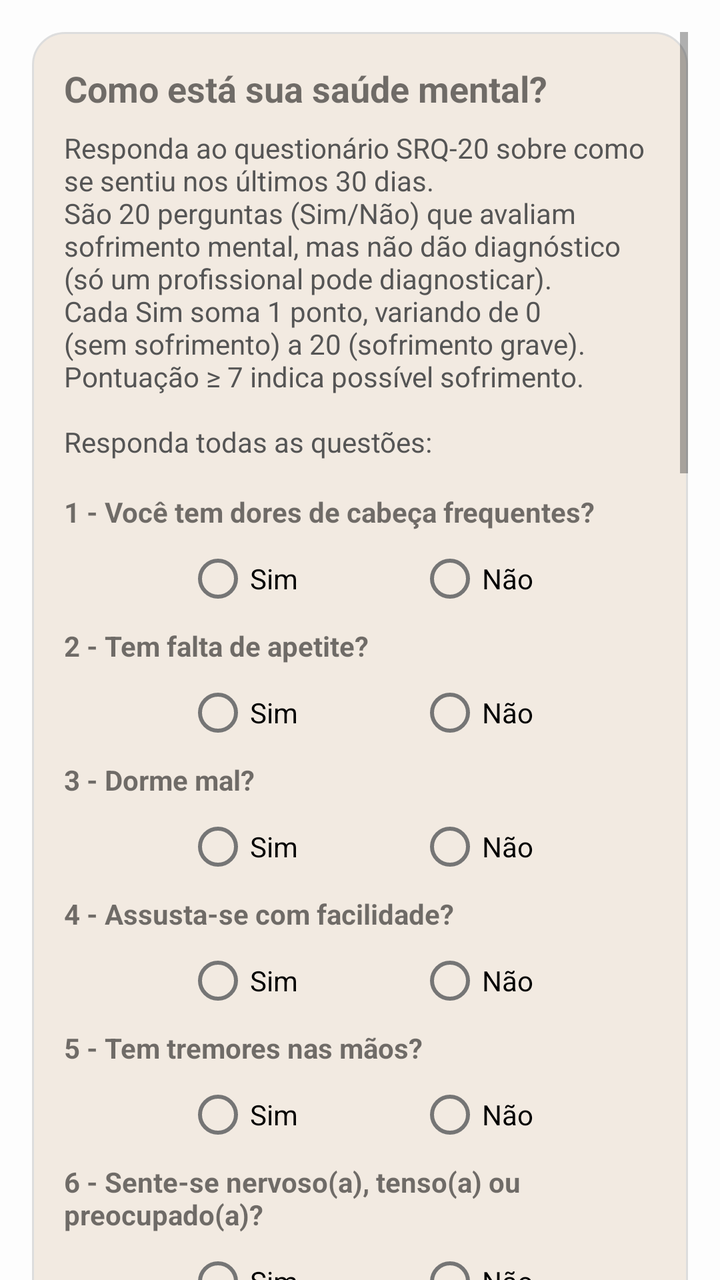
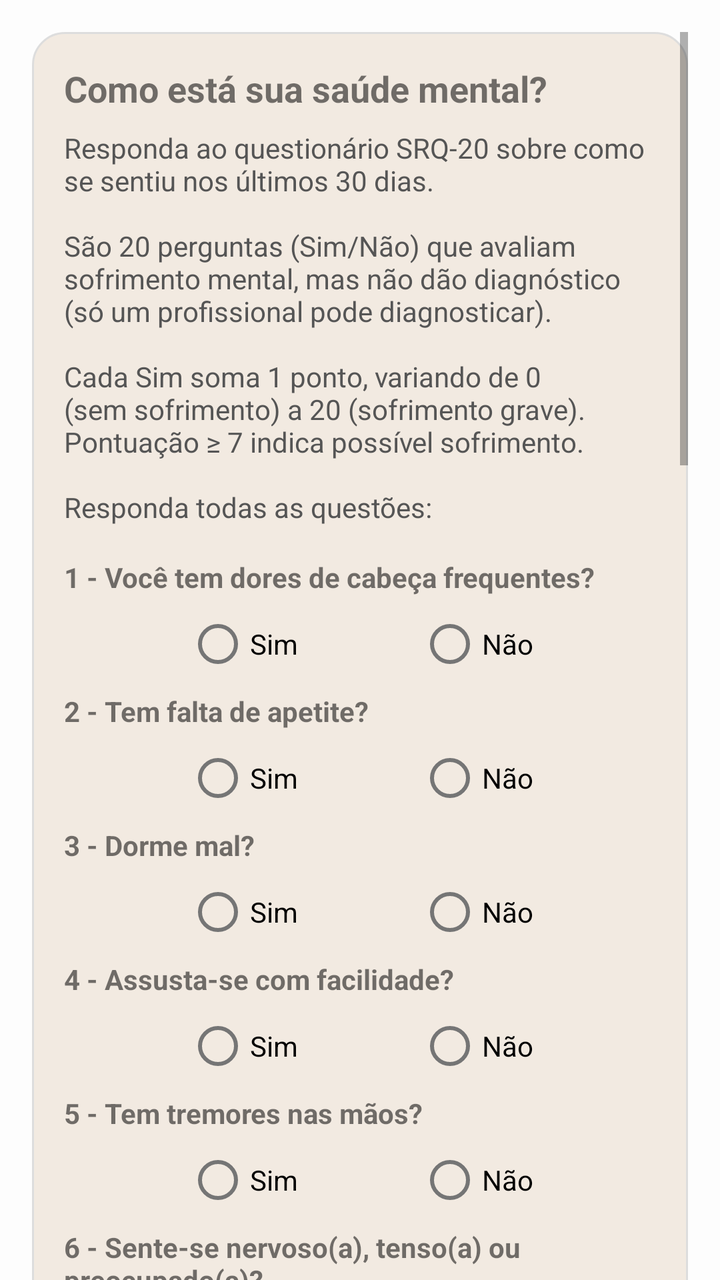

Screens rendered from an Android XML layout before and after an edit, with the pre-edit source and the edit as a unified diff.
<!-- AndroidManifest.xml: application theme Theme.ArpanetsMobile -->
<!-- res/layout/activity_questionnaire.xml -->
<?xml version="1.0" encoding="utf-8"?>
<ScrollView xmlns:android="http://schemas.android.com/apk/res/android"
    xmlns:tools="http://schemas.android.com/tools"
    android:id="@+id/scrollView"
    android:layout_width="match_parent"
    android:layout_height="match_parent"
    android:background="@color/background"
    android:layout_marginTop="26dp"
    android:padding="16dp"
    android:clipToPadding="false"
    tools:context=".QuestionnaireActivity"
    tools:ignore="HardcodedText, RtlSymmetry" >

    <LinearLayout
        android:layout_width="match_parent"
        android:layout_height="wrap_content"
        android:orientation="vertical"
        android:background="@drawable/bg_card"
        android:padding="16dp" >

        
        <TextView
            android:id="@+id/tvTitle"
            android:layout_width="wrap_content"
            android:layout_height="wrap_content"
            android:text="@string/questionnaire_title"
            android:textStyle="bold"
            android:textSize="18sp"
            android:layout_marginBottom="8dp" />

        <TextView
            android:id="@+id/tvDescription"
            android:layout_width="match_parent"
            android:layout_height="wrap_content"
            android:text="@string/questionnaire_text"
            android:textSize="14sp"
            android:textColor="#555"
            android:layout_marginBottom="16dp" />

        <TextView
            android:id="@+id/tvResult"
            android:visibility="gone"
            android:layout_width="match_parent"
            android:layout_height="wrap_content"
            android:textSize="20sp"
            android:gravity="center"
            android:layout_marginTop="20dp"
            android:layout_marginBottom="50dp" />

        <TextView
            android:id="@+id/tvResultPercents"
            android:visibility="gone"
            android:layout_width="match_parent"
            android:layout_height="wrap_content"
            android:textSize="20sp"
            android:textColor="@color/black"
            android:gravity="center"
            android:layout_marginBottom="20dp" />

        
        
        <TextView
            android:layout_width="wrap_content"
            android:layout_height="wrap_content"
            android:text="1 - Você tem dores de cabeça frequentes?"
            android:textStyle="bold" />
        <RadioGroup android:id="@+id/rgQ1"
            android:layout_width="match_parent"
            android:layout_height="wrap_content"
            android:orientation="horizontal"
            android:gravity="center" >
            <RadioButton android:id="@+id/rb1Y"
                android:layout_width="wrap_content"
                android:layout_height="wrap_content"
                android:paddingEnd="60dp"
                android:text="@string/answer_yes" />
            <RadioButton android:id="@+id/rb1N"
                android:layout_width="wrap_content"
                android:layout_height="wrap_content"
                android:text="@string/answer_no" />
        </RadioGroup>

        
        <TextView
            android:layout_width="wrap_content"
            android:layout_height="wrap_content"
            android:text="2 - Tem falta de apetite?"
            android:textStyle="bold" />
        <RadioGroup android:id="@+id/rgQ2"
            android:layout_width="match_parent"
            android:layout_height="wrap_content"
            android:orientation="horizontal"
            android:gravity="center" >
            <RadioButton android:id="@+id/rb2Y"
                android:layout_width="wrap_content"
                android:layout_height="wrap_content"
                android:paddingEnd="60dp"
                android:text="@string/answer_yes" />
            <RadioButton android:id="@+id/rb2N"
                android:layout_width="wrap_content"
                android:layout_height="wrap_content"
                android:text="@string/answer_no" />
        </RadioGroup>

        
        <TextView
            android:layout_width="wrap_content"
            android:layout_height="wrap_content"
            android:text="3 - Dorme mal?"
            android:textStyle="bold" />
        <RadioGroup android:id="@+id/rgQ3"
            android:layout_width="match_parent"
            android:layout_height="wrap_content"
            android:orientation="horizontal"
            android:gravity="center" >
            <RadioButton android:id="@+id/rb3Y"
                android:layout_width="wrap_content"
                android:layout_height="wrap_content"
                android:paddingEnd="60dp"
                android:text="@string/answer_yes" />
            <RadioButton android:id="@+id/rb3N"
                android:layout_width="wrap_content"
                android:layout_height="wrap_content"
                android:text="@string/answer_no" />
        </RadioGroup>

        
        <TextView
            android:layout_width="wrap_content"
            android:layout_height="wrap_content"
            android:text="4 - Assusta-se com facilidade?"
            android:textStyle="bold" />
        <RadioGroup android:id="@+id/rgQ4"
            android:layout_width="match_parent"
            android:layout_height="wrap_content"
            android:orientation="horizontal"
            android:gravity="center" >
            <RadioButton android:id="@+id/rb4Y"
                android:layout_width="wrap_content"
                android:layout_height="wrap_content"
                android:paddingEnd="60dp"
                android:text="@string/answer_yes" />
            <RadioButton android:id="@+id/rb4N"
                android:layout_width="wrap_content"
                android:layout_height="wrap_content"
                android:text="@string/answer_no" />
        </RadioGroup>

        
        <TextView
            android:layout_width="wrap_content"
            android:layout_height="wrap_content"
            android:text="5 - Tem tremores nas mãos?"
            android:textStyle="bold" />
        <RadioGroup android:id="@+id/rgQ5"
            android:layout_width="match_parent"
            android:layout_height="wrap_content"
            android:orientation="horizontal"
            android:gravity="center" >
            <RadioButton android:id="@+id/rb5Y"
                android:layout_width="wrap_content"
                android:layout_height="wrap_content"
                android:paddingEnd="60dp"
                android:text="@string/answer_yes" />
            <RadioButton android:id="@+id/rb5N"
                android:layout_width="wrap_content"
                android:layout_height="wrap_content"
                android:text="@string/answer_no" />
        </RadioGroup>

        
        <TextView
            android:layout_width="wrap_content"
            android:layout_height="wrap_content"
            android:text="6 - Sente-se nervoso(a), tenso(a) ou preocupado(a)?"
            android:textStyle="bold" />
        <RadioGroup android:id="@+id/rgQ6"
            android:layout_width="match_parent"
            android:layout_height="wrap_content"
            android:orientation="horizontal"
            android:gravity="center" >
            <RadioButton android:id="@+id/rb6Y"
                android:layout_width="wrap_content"
                android:layout_height="wrap_content"
                android:paddingEnd="60dp"
                android:text="@string/answer_yes" />
            <RadioButton android:id="@+id/rb6N"
                android:layout_width="wrap_content"
                android:layout_height="wrap_content"
                android:text="@string/answer_no" />
        </RadioGroup>

        
        <TextView
            android:layout_width="wrap_content"
            android:layout_height="wrap_content"
            android:text="7 - Tem má digestão?"
            android:textStyle="bold" />
        <RadioGroup android:id="@+id/rgQ7"
            android:layout_width="match_parent"
            android:layout_height="wrap_content"
            android:orientation="horizontal"
            android:gravity="center" >
            <RadioButton android:id="@+id/rb7Y"
                android:layout_width="wrap_content"
                android:layout_height="wrap_content"
                android:paddingEnd="60dp"
                android:text="@string/answer_yes" />
            <RadioButton android:id="@+id/rb7N"
                android:layout_width="wrap_content"
                android:layout_height="wrap_content"
                android:text="@string/answer_no" />
        </RadioGroup>

        
        <TextView
            android:layout_width="wrap_content"
            android:layout_height="wrap_content"
            android:text="8 - Tem dificuldades de pensar com clareza?"
            android:textStyle="bold" />
        <RadioGroup android:id="@+id/rgQ8"
            android:layout_width="match_parent"
            android:layout_height="wrap_content"
            android:orientation="horizontal"
            android:gravity="center" >
            <RadioButton android:id="@+id/rb8Y"
                android:layout_width="wrap_content"
                android:layout_height="wrap_content"
                android:paddingEnd="60dp"
                android:text="@string/answer_yes" />
            <RadioButton android:id="@+id/rb8N"
                android:layout_width="wrap_content"
                android:layout_height="wrap_content"
                android:text="@string/answer_no" />
        </RadioGroup>

        
        <TextView
            android:layout_width="wrap_content"
            android:layout_height="wrap_content"
            android:text="9 - Tem se sentido triste ultimamente?"
            android:textStyle="bold" />
        <RadioGroup android:id="@+id/rgQ9"
            android:layout_width="match_parent"
            android:layout_height="wrap_content"
            android:orientation="horizontal"
            android:gravity="center" >
            <RadioButton android:id="@+id/rb9Y"
                android:layout_width="wrap_content"
                android:layout_height="wrap_content"
                android:paddingEnd="60dp"
                android:text="@string/answer_yes" />
            <RadioButton android:id="@+id/rb9N"
                android:layout_width="wrap_content"
                android:layout_height="wrap_content"
                android:text="@string/answer_no" />
        </RadioGroup>

        
        <TextView
            android:layout_width="wrap_content"
            android:layout_height="wrap_content"
            android:text="10 - Tem chorado mais do que de costume?"
            android:textStyle="bold" />
        <RadioGroup android:id="@+id/rgQ10"
            android:layout_width="match_parent"
            android:layout_height="wrap_content"
            android:orientation="horizontal"
            android:gravity="center" >
            <RadioButton android:id="@+id/rb10Y"
                android:layout_width="wrap_content"
                android:layout_height="wrap_content"
                android:paddingEnd="60dp"
                android:text="@string/answer_yes" />
            <RadioButton android:id="@+id/rb10N"
                android:layout_width="wrap_content"
                android:layout_height="wrap_content"
                android:text="@string/answer_no" />
        </RadioGroup>

        
        <TextView
            android:layout_width="wrap_content"
            android:layout_height="wrap_content"
            android:text="11 - Tem dificuldade em realizar suas atividades diárias com satisfação?"
            android:textStyle="bold" />
        <RadioGroup android:id="@+id/rgQ11"
            android:layout_width="match_parent"
            android:layout_height="wrap_content"
            android:orientation="horizontal"
            android:gravity="center" >
            <RadioButton android:id="@+id/rb11Y"
                android:layout_width="wrap_content"
                android:layout_height="wrap_content"
                android:paddingEnd="60dp"
                android:text="@string/answer_yes" />
            <RadioButton android:id="@+id/rb11N"
                android:layout_width="wrap_content"
                android:layout_height="wrap_content"
                android:text="@string/answer_no" />
        </RadioGroup>

        
        <TextView
            android:layout_width="wrap_content"
            android:layout_height="wrap_content"
            android:text="12 - Tem dificuldades para tomar decisões?"
            android:textStyle="bold" />
        <RadioGroup android:id="@+id/rgQ12"
            android:layout_width="match_parent"
            android:layout_height="wrap_content"
            android:orientation="horizontal"
            android:gravity="center" >
            <RadioButton android:id="@+id/rb12Y"
                android:layout_width="wrap_content"
                android:layout_height="wrap_content"
                android:paddingEnd="60dp"
                android:text="@string/answer_yes" />
            <RadioButton android:id="@+id/rb12N"
                android:layout_width="wrap_content"
                android:layout_height="wrap_content"
                android:text="@string/answer_no" />
        </RadioGroup>

        
        <TextView
            android:layout_width="wrap_content"
            android:layout_height="wrap_content"
            android:text="13 - Seu trabalho é difícil ou causa sofrimento?"
            android:textStyle="bold" />
        <RadioGroup android:id="@+id/rgQ13"
            android:layout_width="match_parent"
            android:layout_height="wrap_content"
            android:orientation="horizontal"
            android:gravity="center" >
            <RadioButton android:id="@+id/rb13Y"
                android:layout_width="wrap_content"
                android:layout_height="wrap_content"
                android:paddingEnd="60dp"
                android:text="@string/answer_yes" />
            <RadioButton android:id="@+id/rb13N"
                android:layout_width="wrap_content"
                android:layout_height="wrap_content"
                android:text="@string/answer_no" />
        </RadioGroup>

        
        <TextView
            android:layout_width="wrap_content"
            android:layout_height="wrap_content"
            android:text="14 - É incapaz de desempenhar um papel útil em sua vida?"
            android:textStyle="bold" />
        <RadioGroup android:id="@+id/rgQ14"
            android:layout_width="match_parent"
            android:layout_height="wrap_content"
            android:orientation="horizontal"
            android:gravity="center" >
            <RadioButton android:id="@+id/rb14Y"
                android:layout_width="wrap_content"
                android:layout_height="wrap_content"
                android:paddingEnd="60dp"
                android:text="@string/answer_yes" />
            <RadioButton android:id="@+id/rb14N"
                android:layout_width="wrap_content"
                android:layout_height="wrap_content"
                android:text="@string/answer_no" />
        </RadioGroup>

        
        <TextView
            android:layout_width="wrap_content"
            android:layout_height="wrap_content"
            android:text="15 - Tem perdido o interesse pelas coisas?"
            android:textStyle="bold" />
        <RadioGroup android:id="@+id/rgQ15"
            android:layout_width="match_parent"
            android:layout_height="wrap_content"
            android:orientation="horizontal"
            android:gravity="center" >
            <RadioButton android:id="@+id/rb15Y"
                android:layout_width="wrap_content"
                android:layout_height="wrap_content"
                android:paddingEnd="60dp"
                android:text="@string/answer_yes" />
            <RadioButton android:id="@+id/rb15N"
                android:layout_width="wrap_content"
                android:layout_height="wrap_content"
                android:text="@string/answer_no" />
        </RadioGroup>

        
        <TextView
            android:layout_width="wrap_content"
            android:layout_height="wrap_content"
            android:text="16 - Você se sente uma pessoa inútil, sem préstimo?"
            android:textStyle="bold" />
        <RadioGroup android:id="@+id/rgQ16"
            android:layout_width="match_parent"
            android:layout_height="wrap_content"
            android:orientation="horizontal"
            android:gravity="center" >
            <RadioButton android:id="@+id/rb16Y"
                android:layout_width="wrap_content"
                android:layout_height="wrap_content"
                android:paddingEnd="60dp"
                android:text="@string/answer_yes" />
            <RadioButton android:id="@+id/rb16N"
                android:layout_width="wrap_content"
                android:layout_height="wrap_content"
                android:text="@string/answer_no" />
        </RadioGroup>

        
        <TextView
            android:layout_width="wrap_content"
            android:layout_height="wrap_content"
            android:text="17 - Tem tido ideia de acabar com a vida?"
            android:textStyle="bold" />
        <RadioGroup android:id="@+id/rgQ17"
            android:layout_width="match_parent"
            android:layout_height="wrap_content"
            android:orientation="horizontal"
            android:gravity="center" >
            <RadioButton android:id="@+id/rb17Y"
                android:layout_width="wrap_content"
                android:layout_height="wrap_content"
                android:paddingEnd="60dp"
                android:text="@string/answer_yes" />
            <RadioButton android:id="@+id/rb17N"
                android:layout_width="wrap_content"
                android:layout_height="wrap_content"
                android:text="@string/answer_no" />
        </RadioGroup>

        
        <TextView
            android:layout_width="wrap_content"
            android:layout_height="wrap_content"
            android:text="18 - Sente-se cansado(a) o tempo todo?"
            android:textStyle="bold" />
        <RadioGroup android:id="@+id/rgQ18"
            android:layout_width="match_parent"
            android:layout_height="wrap_content"
            android:orientation="horizontal"
            android:gravity="center" >
            <RadioButton android:id="@+id/rb18Y"
                android:layout_width="wrap_content"
                android:layout_height="wrap_content"
                android:paddingEnd="60dp"
                android:text="@string/answer_yes" />
            <RadioButton android:id="@+id/rb18N"
                android:layout_width="wrap_content"
                android:layout_height="wrap_content"
                android:text="@string/answer_no" />
        </RadioGroup>

        
        <TextView
            android:layout_width="wrap_content"
            android:layout_height="wrap_content"
            android:text="19 - Você se cansa com facilidade?"
            android:textStyle="bold" />
        <RadioGroup android:id="@+id/rgQ19"
            android:layout_width="match_parent"
            android:layout_height="wrap_content"
            android:orientation="horizontal"
            android:gravity="center" >
            <RadioButton android:id="@+id/rb19Y"
                android:layout_width="wrap_content"
                android:layout_height="wrap_content"
                android:paddingEnd="60dp"
                android:text="@string/answer_yes" />
            <RadioButton android:id="@+id/rb19N"
                android:layout_width="wrap_content"
                android:layout_height="wrap_content"
                android:text="@string/answer_no" />
        </RadioGroup>

        
        <TextView
            android:layout_width="wrap_content"
            android:layout_height="wrap_content"
            android:text="20 - Tem sensações desagradáveis no estômago?"
            android:textStyle="bold" />
        <RadioGroup android:id="@+id/rgQ20"
            android:layout_width="match_parent"
            android:layout_height="wrap_content"
            android:orientation="horizontal"
            android:gravity="center" >
            <RadioButton android:id="@+id/rb20Y"
                android:layout_width="wrap_content"
                android:layout_height="wrap_content"
                android:paddingEnd="60dp"
                android:text="@string/answer_yes" />
            <RadioButton android:id="@+id/rb20N"
                android:layout_width="wrap_content"
                android:layout_height="wrap_content"
                android:text="@string/answer_no" />
        </RadioGroup>

        
        <Button
            android:id="@+id/btnSend"
            android:layout_width="match_parent"
            android:layout_height="wrap_content"
            android:text="@string/action_send"
            android:backgroundTint="#4CAF50"
            android:textColor="@android:color/white"
            android:layout_marginTop="16dp" />
    </LinearLayout>
</ScrollView>
<!-- resources referenced by this layout -->
<resources>
  <color name="background">#FDFDFD</color>
  <color name="black">#FF000000</color>
  <!-- drawable bg_card (drawable) -->
  <?xml version="1.0" encoding="utf-8"?>
  <shape xmlns:android="http://schemas.android.com/apk/res/android"
      android:shape="rectangle">
  
      <solid android:color="@color/card"/>
      <corners android:radius="16dp"/>
      <padding android:left="16dp" android:top="16dp" android:right="16dp" android:bottom="16dp"/>
      <stroke android:width="1dp" android:color="#DDDDDD"/>
  </shape>
  <string name="action_send">Enviar</string>
  <string name="answer_no">Não</string>
  <string name="answer_yes">Sim</string>
  <string name="questionnaire_text">Responda ao questionário SRQ-20 sobre como se sentiu nos últimos 30 dias.
          \nSão 20 perguntas (Sim/Não) que avaliam sofrimento mental, mas não dão diagnóstico (só um profissional pode diagnosticar).
          \nCada Sim soma 1 ponto, variando de 0 (sem sofrimento) a 20 (sofrimento grave). Pontuação ≥ 7 indica possível sofrimento.
          \n\nResponda todas as questões:</string>
  <string name="questionnaire_title">Como está sua saúde mental?</string>
  <style name="Theme.ArpanetsMobile" parent="Theme.MaterialComponents.DayNight.DarkActionBar">
          
          <item name="colorPrimary">@color/tan</item>
          <item name="colorPrimaryVariant">@color/tan</item>
          <item name="colorOnPrimary">@color/white</item>
          
          <item name="colorSecondary">@color/teal_200</item>
          <item name="colorSecondaryVariant">@color/teal_700</item>
          <item name="colorOnSecondary">@color/black</item>
          
          <item name="android:statusBarColor">?attr/colorPrimaryVariant</item>
          
      </style>
  <color name="card">#F2EAE1</color>
  <color name="tan">#F2EAE1</color>
  <color name="white">#FFFFFFFF</color>
  <color name="teal_200">#FF03DAC5</color>
  <color name="teal_700">#FF018786</color>
</resources>

<!-- the commit's change to res/layout/activity_questionnaire.xml (unified diff, before → after) -->
@@ -1,6 +1,7 @@
 <?xml version="1.0" encoding="utf-8"?>
 <ScrollView xmlns:android="http://schemas.android.com/apk/res/android"
     xmlns:tools="http://schemas.android.com/tools"
+    xmlns:app="http://schemas.android.com/apk/res-auto"
     android:id="@+id/scrollView"
     android:layout_width="match_parent"
     android:layout_height="match_parent"
@@ -37,26 +38,6 @@
             android:textColor="#555"
             android:layout_marginBottom="16dp" />
 
-        <TextView
-            android:id="@+id/tvResult"
-            android:visibility="gone"
-            android:layout_width="match_parent"
-            android:layout_height="wrap_content"
-            android:textSize="20sp"
-            android:gravity="center"
-            android:layout_marginTop="20dp"
-            android:layout_marginBottom="50dp" />
-
-        <TextView
-            android:id="@+id/tvResultPercents"
-            android:visibility="gone"
-            android:layout_width="match_parent"
-            android:layout_height="wrap_content"
-            android:textSize="20sp"
-            android:textColor="@color/black"
-            android:gravity="center"
-            android:layout_marginBottom="20dp" />
-
         
         
         <TextView
@@ -499,13 +480,28 @@
         </RadioGroup>
 
         
-        <Button
-            android:id="@+id/btnSend"
-            android:layout_width="match_parent"
-            android:layout_height="wrap_content"
-            android:text="@string/action_send"
-            android:backgroundTint="#4CAF50"
-            android:textColor="@android:color/white"
-            android:layout_marginTop="16dp" />
+        <FrameLayout
+            android:layout_width="match_parent"
+            android:layout_height="wrap_content" >
+
+            <com.google.android.material.button.MaterialButton
+                android:id="@+id/btnSend"
+                android:layout_width="match_parent"
+                android:layout_height="wrap_content"
+                android:layout_marginHorizontal="32dp"
+                android:text="@string/action_send"
+                android:backgroundTint="#4CAF50"
+                android:textColor="@android:color/white"
+                android:layout_marginTop="16dp" />
+
+            <com.google.android.material.progressindicator.CircularProgressIndicator
+                android:id="@+id/btnProgress"
+                android:layout_width="32dp"
+                android:layout_height="32dp"
+                android:layout_gravity="center"
+                android:visibility="gone"
+                app:indicatorSize="32dp"
+                app:trackThickness="4dp" />
+        </FrameLayout>
     </LinearLayout>
 </ScrollView>
<!-- resource entries referenced after the edit -->
@@ -16,8 +16,8 @@
   <string name="answer_no">Não</string>
   <string name="answer_yes">Sim</string>
   <string name="questionnaire_text">Responda ao questionário SRQ-20 sobre como se sentiu nos últimos 30 dias.
-          \nSão 20 perguntas (Sim/Não) que avaliam sofrimento mental, mas não dão diagnóstico (só um profissional pode diagnosticar).
-          \nCada Sim soma 1 ponto, variando de 0 (sem sofrimento) a 20 (sofrimento grave). Pontuação ≥ 7 indica possível sofrimento.
+          \n\nSão 20 perguntas (Sim/Não) que avaliam sofrimento mental, mas não dão diagnóstico (só um profissional pode diagnosticar).
+          \n\nCada Sim soma 1 ponto, variando de 0 (sem sofrimento) a 20 (sofrimento grave). Pontuação ≥ 7 indica possível sofrimento.
           \n\nResponda todas as questões:</string>
   <string name="questionnaire_title">Como está sua saúde mental?</string>
   <style name="Theme.ArpanetsMobile" parent="Theme.MaterialComponents.DayNight.DarkActionBar">
